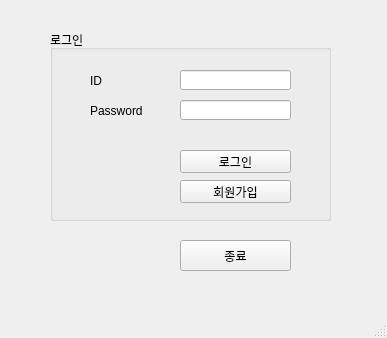
This is Final_GUI/Final_GUI/QtLoginWindow.ui in lazyyq/KHU_DS_Lab as Qt 5 draws it before an edit. The edited form follows.
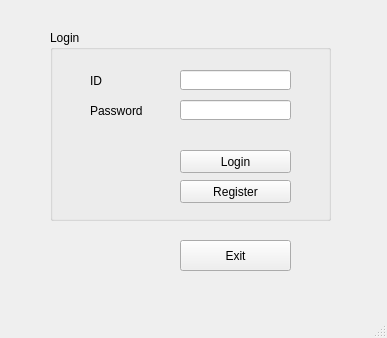
This is the edited form.

```diff
--- a/Final_GUI/Final_GUI/QtLoginWindow.ui
+++ b/Final_GUI/Final_GUI/QtLoginWindow.ui
@@ -27,7 +27,7 @@
      </rect>
     </property>
     <property name="title">
-     <string>로그인</string>
+     <string>Login</string>
     </property>
     <widget class="QLabel" name="label">
      <property name="geometry">
@@ -65,7 +65,7 @@
       </rect>
      </property>
      <property name="text">
-      <string>로그인</string>
+      <string>Login</string>
      </property>
     </widget>
     <widget class="QPushButton" name="btn_register">
@@ -78,7 +78,7 @@
       </rect>
      </property>
      <property name="text">
-      <string>회원가입</string>
+      <string>Register</string>
      </property>
     </widget>
     <widget class="QLineEdit" name="lineEdit_ID">
@@ -118,7 +118,7 @@
      </rect>
     </property>
     <property name="text">
-     <string>종료</string>
+     <string>Exit</string>
     </property>
    </widget>
   </widget>
```
